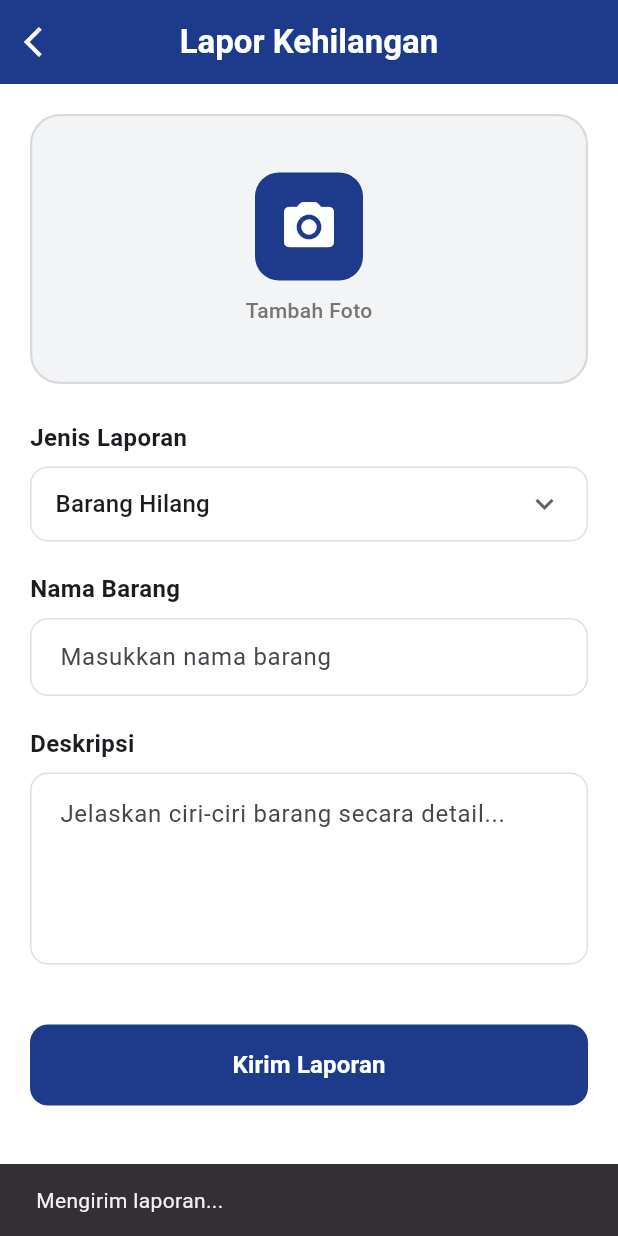
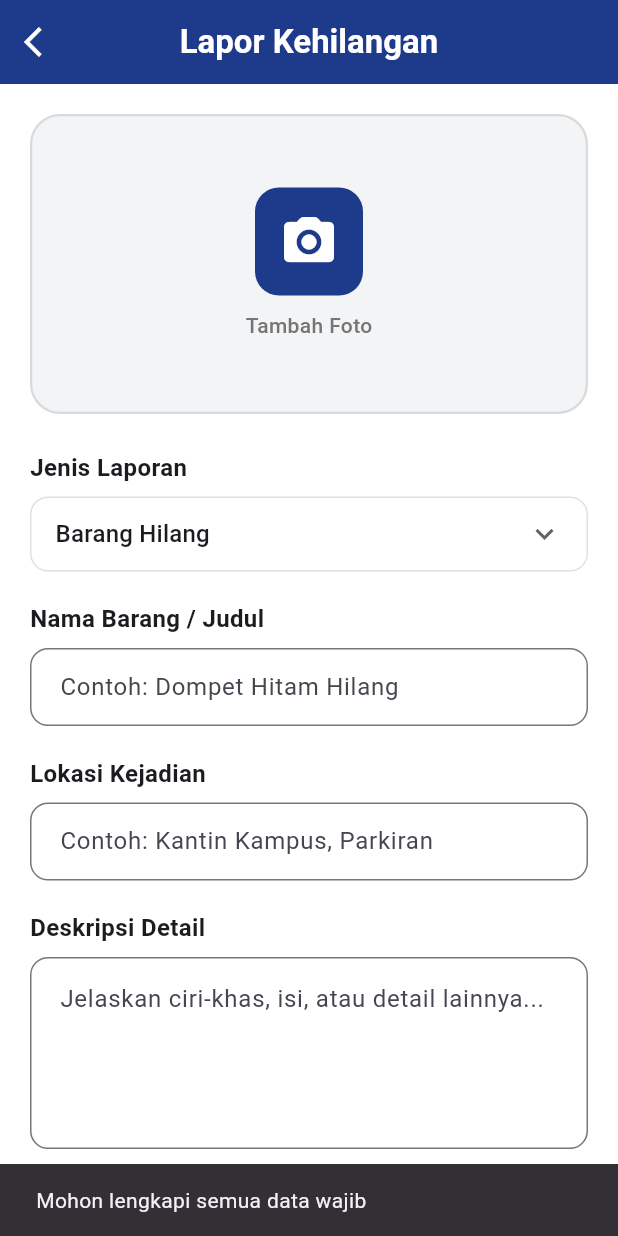
Before and after one commit to AryaPutra-i/lostify, a Flutter app: the LaporanView screen opened directly, after a tap on "Kirim Laporan", on a phone screen of 412 x 824 dp. Run offline on Flutter 3.47's test engine with Material 3 defaults, Android fonts, the phone set to English and light mode, and no system bars; our stand-ins replace image_picker, shared_preferences; accounts and stored records are empty.

Commit message:
Tombol camera keluar camera dan galeri

```diff
--- a/lib/services/auth_service.dart
+++ b/lib/services/auth_service.dart
@@ -9,7 +9,7 @@ class AuthService {
   // Untuk emulator Android: http://10.0.2.2/lostify/databasephp
   // Untuk device fisik: gunakan IP komputer Anda
   // Menggunakan port 8000 yang baru saja kita jalankan
-  static const String baseUrl = 'http://localhost:8000';
+  static const String baseUrl = 'http://localhost/lostify/';
 
   // Singleton pattern
   static final AuthService _instance = AuthService._internal();
--- a/lib/views/laporan/laporan_view.dart
+++ b/lib/views/laporan/laporan_view.dart
@@ -1,7 +1,11 @@
+import 'dart:io';
 import 'package:flutter/material.dart';
+import 'package:image_picker/image_picker.dart';
+import 'package:http/http.dart' as http;
+import '../../services/auth_service.dart';
 
 class LaporanView extends StatefulWidget {
-  final VoidCallback? onBack; // Parameter callback untuk kembali
+  final VoidCallback? onBack;
 
   const LaporanView({super.key, this.onBack});
 
@@ -13,6 +17,11 @@ class _LaporanViewState extends State<LaporanView> {
   String? _selectedCategory = 'Barang Hilang';
   final TextEditingController _nameController = TextEditingController();
   final TextEditingController _descController = TextEditingController();
+  final TextEditingController _locationController = TextEditingController();
+
+  File? _imageFile;
+  final ImagePicker _picker = ImagePicker();
+  bool _isLoading = false;
 
   final List<String> _categories = [
     'Barang Hilang',
@@ -23,7 +32,138 @@ class _LaporanViewState extends State<LaporanView> {
   void dispose() {
     _nameController.dispose();
     _descController.dispose();
+    _locationController.dispose();
     super.dispose();
+  }
+
+  Future<void> _pickImage(ImageSource source) async {
+    try {
+      final XFile? pickedFile = await _picker.pickImage(
+        source: source,
+        maxWidth: 1000,
+        maxHeight: 1000,
+        imageQuality: 85,
+      );
+
+      if (pickedFile != null) {
+        setState(() {
+          _imageFile = File(pickedFile.path);
+        });
+      }
+    } catch (e) {
+      ScaffoldMessenger.of(context).showSnackBar(
+        SnackBar(content: Text('Gagal mengambil gambar: $e')),
+      );
+    }
+  }
+
+  void _showImagePickerModal() {
+    showModalBottomSheet(
+      context: context,
+      builder: (BuildContext context) {
+        return SafeArea(
+          child: Wrap(
+            children: <Widget>[
+              ListTile(
+                leading: const Icon(Icons.photo_library),
+                title: const Text('Galeri Foto'),
+                onTap: () {
+                  _pickImage(ImageSource.gallery);
+                  Navigator.of(context).pop();
+                },
+              ),
+              ListTile(
+                leading: const Icon(Icons.camera_alt),
+                title: const Text('Kamera'),
+                onTap: () {
+                  _pickImage(ImageSource.camera);
+                  Navigator.of(context).pop();
+                },
+              ),
+            ],
+          ),
+        );
+      },
+    );
+  }
+
+  Future<void> _submitReport() async {
+    if (_nameController.text.isEmpty ||
+        _locationController.text.isEmpty ||
+        _selectedCategory == null) {
+      ScaffoldMessenger.of(context).showSnackBar(
+        const SnackBar(content: Text('Mohon lengkapi semua data wajib')),
+      );
+      return;
+    }
+
+    setState(() {
+      _isLoading = true;
+    });
+
+    try {
+      final user = AuthService().currentUser;
+      if (user == null) {
+        throw Exception('User belum login');
+      }
+
+      // Pastikan URL sesuai dengan environment (localhost/10.0.2.2)
+      // Sesuaikan path jika folder databasephp berbeda
+      var uri = Uri.parse('http://localhost/lostify/databasephp/create_report.php');
+
+      var request = http.MultipartRequest('POST', uri);
+
+      request.fields['user_id'] = user.id.toString();
+      request.fields['title'] = _nameController.text;
+      request.fields['description'] = _descController.text;
+      request.fields['category'] = 'Umum'; // Atau tambahkan dropdown kategori spesifik
+      request.fields['location'] = _locationController.text;
+      request.fields['status'] = _selectedCategory == 'Barang Hilang' ? 'Hilang' : 'Ditemukan';
+
+      if (_imageFile != null) {
+        request.files.add(await http.MultipartFile.fromPath(
+          'photo',
+          _imageFile!.path,
+        ));
+      }
+
+      var response = await request.send();
+
+      if (response.statusCode == 200) {
+        final respStr = await response.stream.bytesToString();
+        // Cek response JSON jika perlu, tapi status 200 biasanya sukses jika dari script kita
+        if (respStr.contains('"success":true')) {
+            ScaffoldMessenger.of(context).showSnackBar(
+              const SnackBar(content: Text('Laporan berhasil dikirim!')),
+            );
+            // Reset form
+            _nameController.clear();
+            _descController.clear();
+            _locationController.clear();
+            setState(() {
+              _imageFile = null;
+            });
+            // Optional: navigate back
+            if (widget.onBack != null) widget.onBack!();
+        } else {
+           ScaffoldMessenger.of(context).showSnackBar(
+             SnackBar(content: Text('Gagal mengirim laporan: $respStr')),
+           );
+        }
+      } else {
+        ScaffoldMessenger.of(context).showSnackBar(
+          SnackBar(content: Text('Server Error: ${response.statusCode}')),
+        );
+      }
+    } catch (e) {
+      ScaffoldMessenger.of(context).showSnackBar(
+        SnackBar(content: Text('Terjadi kesalahan: $e')),
+      );
+    } finally {
+      setState(() {
+        _isLoading = false;
+      });
+    }
   }
 
   @override
@@ -31,7 +171,7 @@ class _LaporanViewState extends State<LaporanView> {
     return Scaffold(
       backgroundColor: Colors.white,
       appBar: AppBar(
-        backgroundColor: const Color(0xFF1E3A8A), // Biru Utama
+        backgroundColor: const Color(0xFF1E3A8A),
         foregroundColor: Colors.white,
         title: const Text(
           'Lapor Kehilangan',
@@ -41,26 +181,28 @@ class _LaporanViewState extends State<LaporanView> {
         leading: IconButton(
           icon: const Icon(Icons.arrow_back_ios),
           onPressed: () {
-            // Jika ada fungsi onBack (dari MainScreen), jalankan
             if (widget.onBack != null) {
               widget.onBack!();
             } else if (Navigator.canPop(context)) {
-              // Fallback jika halaman ini di-push biasa
               Navigator.pop(context);
             }
           },
         ),
       ),
-      body: SingleChildScrollView(
+      body: _isLoading
+        ? const Center(child: CircularProgressIndicator())
+        : SingleChildScrollView(
         padding: const EdgeInsets.all(20),
         child: Column(
           crossAxisAlignment: CrossAxisAlignment.start,
           children: [
             // Area Upload Foto
-            Center(
+            GestureDetector(
+              onTap: _showImagePickerModal,
+              child: Center(
                 child: Container(
                   width: double.infinity,
-                height: 180,
+                  height: 200,
                   decoration: BoxDecoration(
                     color: const Color(0xFFF3F4F6),
                     borderRadius: BorderRadius.circular(20),
@@ -69,8 +211,15 @@ class _LaporanViewState extends State<LaporanView> {
                       style: BorderStyle.solid,
                       width: 1.5,
                     ),
+                    image: _imageFile != null
+                      ? DecorationImage(
+                          image: FileImage(_imageFile!),
+                          fit: BoxFit.cover,
+                        )
+                      : null,
                   ),
-                child: Column(
+                  child: _imageFile == null
+                    ? Column(
                         mainAxisAlignment: MainAxisAlignment.center,
                         children: [
                           Container(
@@ -94,6 +243,8 @@ class _LaporanViewState extends State<LaporanView> {
                             ),
                           ),
                         ],
+                      )
+                    : null, // Kosongkan child jika ada image, gunakan DecorationImage
                 ),
               ),
             ),
@@ -139,7 +290,7 @@ class _LaporanViewState extends State<LaporanView> {
 
             // Nama Barang
             const Text(
-              'Nama Barang',
+              'Nama Barang / Judul',
               style: TextStyle(
                 fontWeight: FontWeight.bold,
                 fontSize: 16,
@@ -149,12 +300,31 @@ class _LaporanViewState extends State<LaporanView> {
             TextField(
               controller: _nameController,
               decoration: InputDecoration(
-                hintText: 'Masukkan nama barang',
+                hintText: 'Contoh: Dompet Hitam Hilang',
                 border: OutlineInputBorder(
                   borderRadius: BorderRadius.circular(12),
                   borderSide: BorderSide(color: Colors.grey[300]!),
                 ),
-                enabledBorder: OutlineInputBorder(
+                contentPadding: const EdgeInsets.symmetric(horizontal: 16, vertical: 14),
+              ),
+            ),
+
+            const SizedBox(height: 20),
+
+            // Lokasi
+            const Text(
+              'Lokasi Kejadian',
+              style: TextStyle(
+                fontWeight: FontWeight.bold,
+                fontSize: 16,
+              ),
+            ),
+            const SizedBox(height: 8),
+            TextField(
+              controller: _locationController,
+              decoration: InputDecoration(
+                hintText: 'Contoh: Kantin Kampus, Parkiran',
+                border: OutlineInputBorder(
                   borderRadius: BorderRadius.circular(12),
                   borderSide: BorderSide(color: Colors.grey[300]!),
                 ),
@@ -166,7 +336,7 @@ class _LaporanViewState extends State<LaporanView> {
 
             // Deskripsi
             const Text(
-              'Deskripsi',
+              'Deskripsi Detail',
               style: TextStyle(
                 fontWeight: FontWeight.bold,
                 fontSize: 16,
@@ -177,12 +347,8 @@ class _LaporanViewState extends State<LaporanView> {
               controller: _descController,
               maxLines: 4,
               decoration: InputDecoration(
-                hintText: 'Jelaskan ciri-ciri barang secara detail...',
+                hintText: 'Jelaskan ciri-khas, isi, atau detail lainnya...',
                 border: OutlineInputBorder(
-                  borderRadius: BorderRadius.circular(12),
-                  borderSide: BorderSide(color: Colors.grey[300]!),
-                ),
-                enabledBorder: OutlineInputBorder(
                   borderRadius: BorderRadius.circular(12),
                   borderSide: BorderSide(color: Colors.grey[300]!),
                 ),
@@ -197,19 +363,13 @@ class _LaporanViewState extends State<LaporanView> {
               width: double.infinity,
               height: 54,
               child: ElevatedButton(
-                onPressed: () {
-                  // TODO: Implementasi logika kirim
-                  ScaffoldMessenger.of(context).showSnackBar(
-                    const SnackBar(content: Text('Mengirim laporan...')),
-                  );
-                },
+                onPressed: _submitReport,
                 style: ElevatedButton.styleFrom(
-                  backgroundColor: const Color(0xFF1E3A8A), // Biru Utama
+                  backgroundColor: const Color(0xFF1E3A8A),
                   foregroundColor: Colors.white,
                   shape: RoundedRectangleBorder(
                     borderRadius: BorderRadius.circular(12),
                   ),
-                  elevation: 0,
                 ),
                 child: const Text(
                   'Kirim Laporan',
--- a/pubspec.yaml
+++ b/pubspec.yaml
@@ -38,7 +38,7 @@ dependencies:
   path: ^1.9.1
   http: ^1.2.0
   shared_preferences: ^2.2.2
-
+  image_picker: ^1.0.7
 dev_dependencies:
   flutter_test:
     sdk: flutter
```
Also changed, not shown: pubspec.lock, 1 other file. Lines whose indentation alone changed are shown as unchanged.
